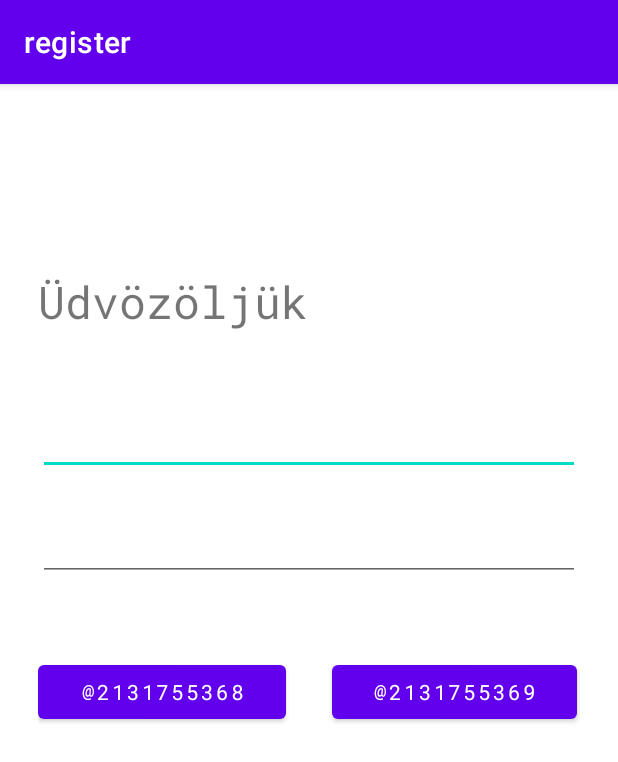
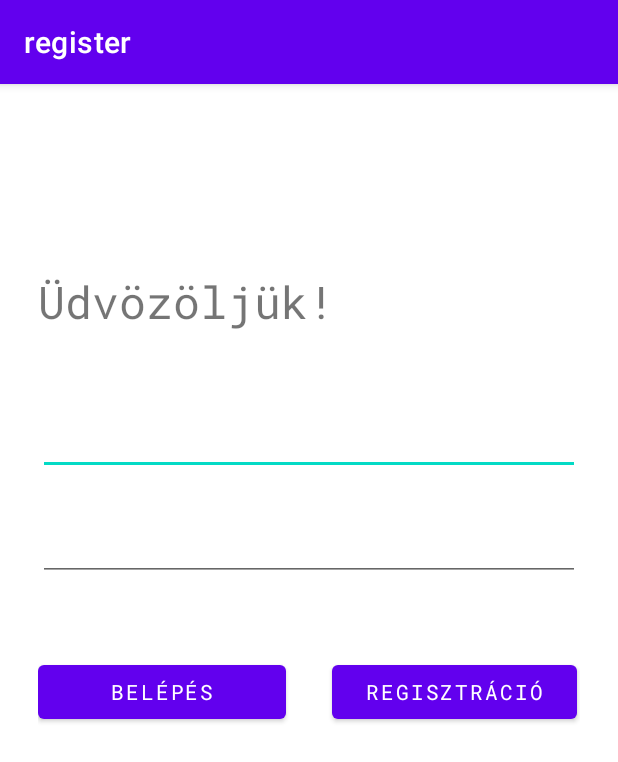
Before and after one commit to adombence/mobilalkalmazas, an Android app: the screen it shows after launch (MainActivity), on a phone screen of 412 x 824 dp. Shown: the top 762 px of the screen. Run offline under Robolectric (Android 15) with nearby library versions, the phone set to English and light mode, and no system bars.

Commit message:
Update strings.xml

```diff
--- a/register/app/src/main/res/values/strings.xml
+++ b/register/app/src/main/res/values/strings.xml
@@ -1,4 +1,6 @@
 <resources>
     <string name="app_name">register</string>
-    <string name="udvozol">Üdvözöljük</string>
+    <string name="udvozol">Üdvözöljük!</string>
+    <string name="belepes">Belépés</string>
+    <string name="regisztacio">Regisztráció</string>
 </resources>
```
